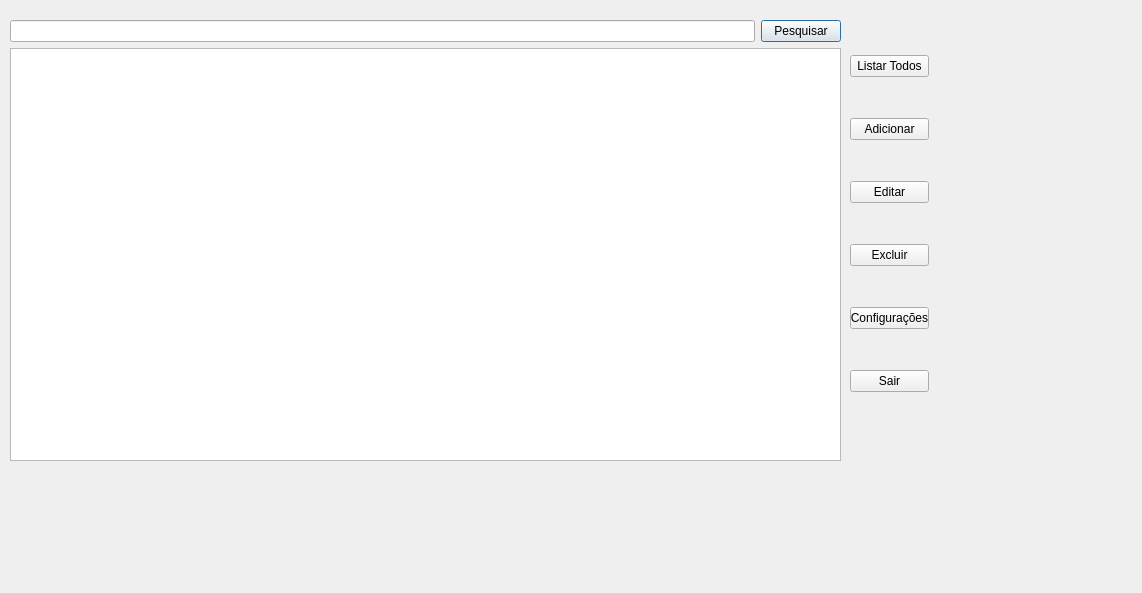
The window that TrabalhoFinalQT/mainwindow.ui (arianeam/prog.OOC-) describes before a commit, drawn with Qt 5.
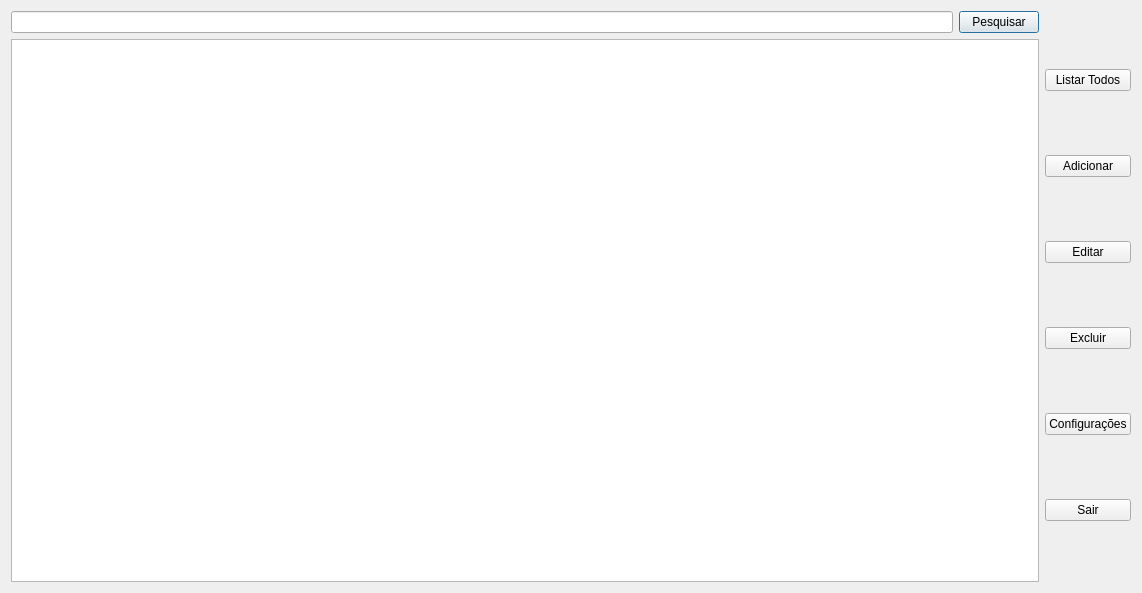
The same window after the commit.

```diff
--- a/TrabalhoFinalQT/mainwindow.ui
+++ b/TrabalhoFinalQT/mainwindow.ui
@@ -19,15 +19,8 @@
   <property name="windowTitle">
    <string>Dialog</string>
   </property>
-  <widget class="QWidget" name="layoutWidget">
-   <property name="geometry">
-    <rect>
-     <x>10</x>
-     <y>20</y>
-     <width>831</width>
-     <height>441</height>
-    </rect>
-   </property>
+  <layout class="QHBoxLayout" name="horizontalLayout_4">
+   <item>
    <layout class="QVBoxLayout" name="verticalLayout_2">
     <item>
      <layout class="QVBoxLayout" name="verticalLayout">
@@ -46,7 +39,11 @@
        </layout>
       </item>
       <item>
-       <widget class="QTableWidget" name="tableWidget"/>
+        <widget class="QTableWidget" name="tableWidget">
+         <property name="sizeAdjustPolicy">
+          <enum>QAbstractScrollArea::AdjustIgnored</enum>
+         </property>
+        </widget>
       </item>
      </layout>
     </item>
@@ -58,16 +55,8 @@
      </layout>
     </item>
    </layout>
-  </widget>
-  <widget class="QWidget" name="layoutWidget">
-   <property name="geometry">
-    <rect>
-     <x>850</x>
-     <y>20</y>
-     <width>79</width>
-     <height>411</height>
-    </rect>
-   </property>
+   </item>
+   <item>
    <layout class="QVBoxLayout" name="verticalLayout_3">
     <item>
      <widget class="QPushButton" name="listarBtn">
@@ -112,7 +101,8 @@
      </widget>
     </item>
    </layout>
-  </widget>
+   </item>
+  </layout>
  </widget>
  <resources/>
  <connections/>
```
Left out of the diff: 2 changed lines with no effect on the pictures. Lines whose indentation alone changed are shown as unchanged.
